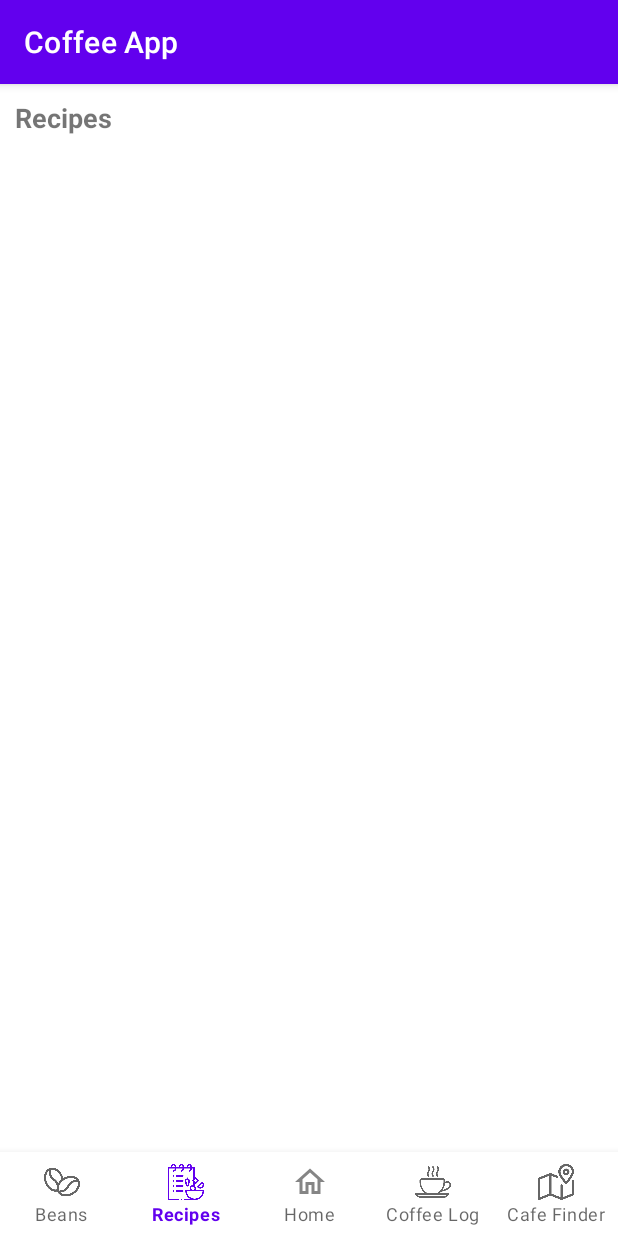
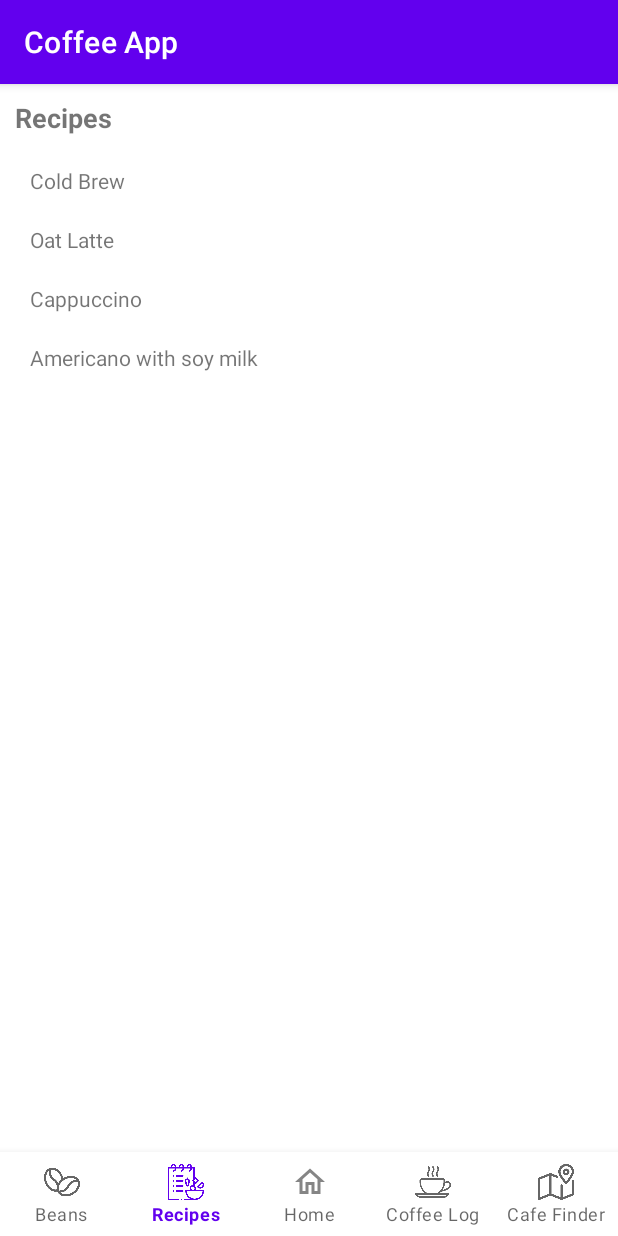
Before and after one commit to julkaswieta/coffee-app, an Android app: the screen it shows after launch (RecipesList), item 2 of the bottom bar chosen, on a phone screen of 412 x 824 dp. Run offline under Robolectric (Android 15) with nearby library versions, the phone set to English and light mode, and no system bars.

Commit message:
create RecView for displaying recipes in Recipes Activity

```diff
--- /dev/null
+++ b/app/src/main/java/com/example/coffeeapp/Bean.java
@@ -0,0 +1,4 @@
+package com.example.coffeeapp;
+
+public class Bean {
+}
--- a/app/src/main/java/com/example/coffeeapp/BeansList.java
+++ b/app/src/main/java/com/example/coffeeapp/BeansList.java
@@ -11,14 +11,14 @@ import android.widget.Toast;
 import com.google.android.material.bottomnavigation.BottomNavigationView;
 
 public class BeansList extends AppCompatActivity {
-    BottomNavigationView bottomBar;
+    private BottomNavigationView bottomBar;
 
     @Override
     protected void onCreate(Bundle savedInstanceState) {
         super.onCreate(savedInstanceState);
         setContentView(R.layout.activity_beans_list);
 
-        // create the bottom bar, set a listener and signify that we're in the home screen
+        // create the bottom bar, set a listener and signify that we're in the bean screen
         bottomBar = findViewById(R.id.bottom_bar_beans);
         bottomBar.setOnNavigationItemSelectedListener(new BottomNavigationView.OnNavigationItemSelectedListener() {
             @Override
--- a/app/src/main/java/com/example/coffeeapp/CoffeeLog.java
+++ b/app/src/main/java/com/example/coffeeapp/CoffeeLog.java
@@ -11,14 +11,14 @@ import android.widget.Toast;
 import com.google.android.material.bottomnavigation.BottomNavigationView;
 
 public class CoffeeLog extends AppCompatActivity {
-    BottomNavigationView bottomBar;
+    private BottomNavigationView bottomBar;
 
     @Override
     protected void onCreate(Bundle savedInstanceState) {
         super.onCreate(savedInstanceState);
         setContentView(R.layout.activity_coffee_log);
 
-        // create the bottom bar, set a listener and signify that we're in the home screen
+        // create the bottom bar, set a listener and signify that we're in the coffee log screen
         bottomBar = findViewById(R.id.bottom_bar_log);
         bottomBar.setOnNavigationItemSelectedListener(new BottomNavigationView.OnNavigationItemSelectedListener() {
             @Override
--- a/app/src/main/java/com/example/coffeeapp/MainActivity.java
+++ b/app/src/main/java/com/example/coffeeapp/MainActivity.java
@@ -12,7 +12,7 @@ import androidx.appcompat.app.AppCompatActivity;
 import com.google.android.material.bottomnavigation.BottomNavigationView;
 
 public class MainActivity extends AppCompatActivity {
-    BottomNavigationView bottomBar;
+    private BottomNavigationView bottomBar;
 
     @Override
     protected void onCreate(Bundle savedInstanceState) {
--- a/app/src/main/java/com/example/coffeeapp/RecipesList.java
+++ b/app/src/main/java/com/example/coffeeapp/RecipesList.java
@@ -2,6 +2,8 @@ package com.example.coffeeapp;
 
 import androidx.annotation.NonNull;
 import androidx.appcompat.app.AppCompatActivity;
+import androidx.recyclerview.widget.LinearLayoutManager;
+import androidx.recyclerview.widget.RecyclerView;
 
 import android.content.Intent;
 import android.os.Bundle;
@@ -10,14 +12,41 @@ import android.widget.Toast;
 
 import com.google.android.material.bottomnavigation.BottomNavigationView;
 
+import java.util.ArrayList;
+import java.util.Date;
+
 public class RecipesList extends AppCompatActivity {
-    BottomNavigationView bottomBar;
+    private BottomNavigationView bottomBar;
+    private RecyclerView recipesRecView;
+
+
     @Override
     protected void onCreate(Bundle savedInstanceState) {
         super.onCreate(savedInstanceState);
         setContentView(R.layout.activity_recipes_list);
-        // create the bottom bar, set a listener and signify that we're in the home screen
+
+        // initialise attributes
         bottomBar = findViewById(R.id.bottom_bar_recipes);
+        recipesRecView = findViewById(R.id.recipes_rec_view);
+
+        // initialise the ArrayList of recipes
+        ArrayList<Recipe> recipes = new ArrayList<>();
+
+        // set some test Recipe objects to test teh RecView
+        recipes.add(new Recipe(new Date(), "Cold Brew"));
+        recipes.add(new Recipe(new Date(), "Oat Latte"));
+        recipes.add(new Recipe(new Date(), "Cappuccino"));
+        recipes.add(new Recipe(new Date(), "Americano with soy milk"));
+
+        // create a recipe RecView adapter and pass it to the RecView
+        RecipesRecViewAdapter adapter = new RecipesRecViewAdapter();
+        adapter.setRecipes(recipes);
+        recipesRecView.setAdapter(adapter);
+        // set layout manager for the RecView - display the items linearly
+        recipesRecView.setLayoutManager(new LinearLayoutManager(this));
+
+
+        // set a listener for the bottom bar and signify that we're in the recipes screen
         bottomBar.setOnNavigationItemSelectedListener(new BottomNavigationView.OnNavigationItemSelectedListener() {
             @Override
             public boolean onNavigationItemSelected(@NonNull MenuItem item) {
--- /dev/null
+++ b/app/src/main/java/com/example/coffeeapp/RecipesRecViewAdapter.java
@@ -0,0 +1,73 @@
+package com.example.coffeeapp;
+
+import android.view.LayoutInflater;
+import android.view.View;
+import android.view.ViewGroup;
+import android.widget.RelativeLayout;
+import android.widget.TextView;
+
+import androidx.annotation.NonNull;
+import androidx.recyclerview.widget.RecyclerView;
+
+import java.util.ArrayList;
+
+/**
+ * Adapter for the recycler view in the RecipesList Activity
+ */
+public class RecipesRecViewAdapter extends RecyclerView.Adapter<RecipesRecViewAdapter.ViewHolder> {
+
+    private ArrayList<Recipe> recipes = new ArrayList<>();
+
+    public RecipesRecViewAdapter() {
+    }
+
+    @NonNull
+    @Override
+    /**
+     * Creates an instance of the ViewHolder (specified below) for every item in the RecView list
+     */
+    public ViewHolder onCreateViewHolder(@NonNull ViewGroup parent, int viewType) {
+        // initialise a view object
+        // View Group --> parent of all layouts, used to group views inside this group
+        // we want to attach this layout to its parent, which in this case is RecipesList activity
+        View view = LayoutInflater.from(parent.getContext()).inflate(R.layout.recipes_list_item, parent, false);
+        // create a ViewHolder object
+        ViewHolder holder = new ViewHolder(view);
+        return holder;
+    }
+
+    @Override
+    /**
+     * Can be used to modify the properties of the item
+     * @param position position of the item in the RecView, can be used to get data from the recipes ArrayList
+     */
+    public void onBindViewHolder(@NonNull ViewHolder holder, int position) {
+        // changes the text in the textview to the name of the recipe at the right position
+        holder.txtName.setText(recipes.get(position).getName());
+    }
+
+    @Override
+    public int getItemCount() {
+        return recipes.size();
+    }
+
+    public void setRecipes(ArrayList<Recipe> recipes) {
+        this.recipes = recipes;
+        // check if the list of recipes has changed at all
+        notifyDataSetChanged();
+    }
+
+    // inner class for holding a view for every item in the recycler view
+    public class ViewHolder extends RecyclerView.ViewHolder {
+        // elements inside each list item
+        private TextView txtName;
+        private RelativeLayout recipeParent;
+
+        // constructor
+        public ViewHolder(@NonNull View itemView) {
+            super(itemView);
+            txtName = itemView.findViewById(R.id.txtName);
+            recipeParent = itemView.findViewById(R.id.recipe_parent);
+        }
+    }
+}
--- a/app/src/main/res/layout/activity_recipes_list.xml
+++ b/app/src/main/res/layout/activity_recipes_list.xml
@@ -6,25 +6,38 @@
     android:layout_height="match_parent"
     tools:context=".RecipesList">
 
+    <androidx.recyclerview.widget.RecyclerView
+        android:id="@+id/recipes_rec_view"
+        android:layout_width="match_parent"
+        android:layout_height="wrap_content"
+        app:layout_constraintBottom_toTopOf="@+id/bottom_bar_recipes"
+        app:layout_constraintEnd_toEndOf="parent"
+        app:layout_constraintStart_toStartOf="parent"
+        app:layout_constraintTop_toBottomOf="@+id/BeansListHeading"
+        app:layout_constraintVertical_bias="0.0"
+        android:padding="10dp"/>
+
     <TextView
         android:id="@+id/BeansListHeading"
         android:layout_width="wrap_content"
         android:layout_height="wrap_content"
+        android:layout_margin="10dp"
+        android:layout_marginStart="8dp"
+        android:layout_marginTop="4dp"
         android:text="@string/recipes_heading"
         android:textSize="18sp"
         android:textStyle="bold"
         app:layout_constraintStart_toStartOf="parent"
-        app:layout_constraintTop_toTopOf="parent"
-        android:layout_margin="10dp"/>
+        app:layout_constraintTop_toTopOf="parent" />
 
     <com.google.android.material.bottomnavigation.BottomNavigationView
         android:id="@+id/bottom_bar_recipes"
         android:layout_width="match_parent"
         android:layout_height="wrap_content"
+        app:labelVisibilityMode="labeled"
         app:layout_constraintBottom_toBottomOf="parent"
         app:layout_constraintEnd_toEndOf="parent"
         app:layout_constraintStart_toStartOf="parent"
-        app:menu="@menu/bottom_navigation_menu"
-        app:labelVisibilityMode="labeled"/>
+        app:menu="@menu/bottom_navigation_menu" />
 
 </androidx.constraintlayout.widget.ConstraintLayout>
--- /dev/null
+++ b/app/src/main/res/layout/recipes_list_item.xml
@@ -0,0 +1,14 @@
+<?xml version="1.0" encoding="utf-8"?>
+<RelativeLayout xmlns:android="http://schemas.android.com/apk/res/android"
+    android:layout_width="match_parent"
+    android:layout_height="wrap_content"
+    android:padding="10dp"
+    android:id="@+id/recipe_parent">
+
+    <TextView
+        android:layout_width="wrap_content"
+        android:layout_height="wrap_content"
+        android:text="Recipe Name"
+        android:id="@+id/txtName"/>
+
+</RelativeLayout>
```
Also changed, not shown: app/src/main/java/com/example/coffeeapp/Recipe.java (added, +134 -0 lines).
